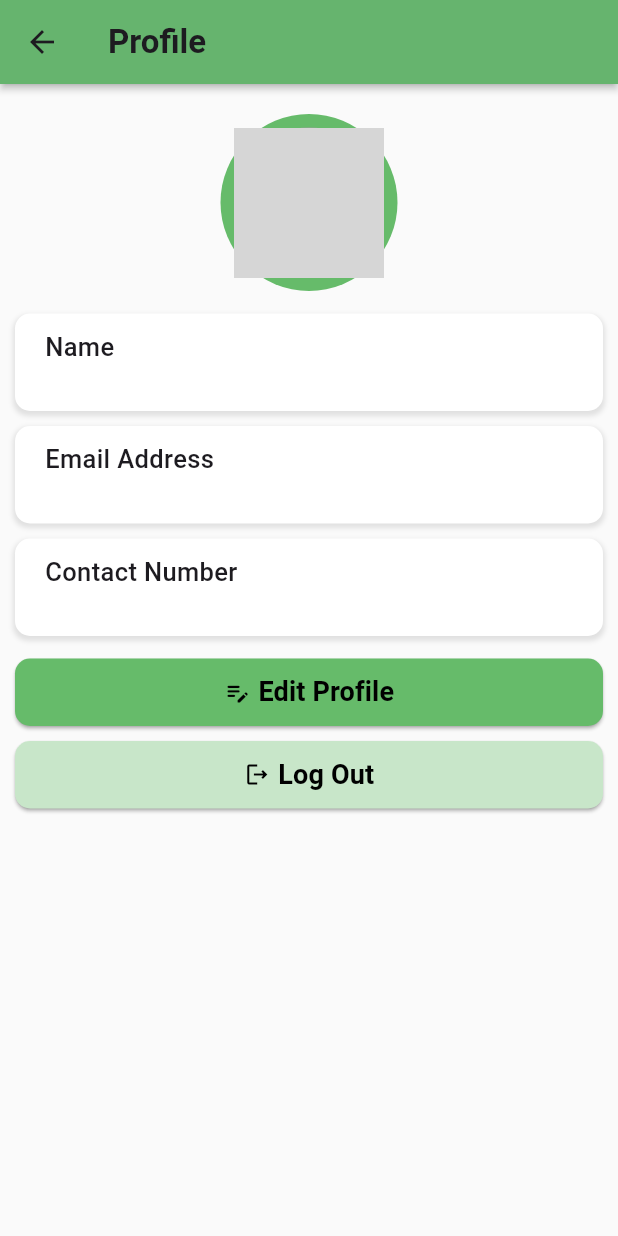
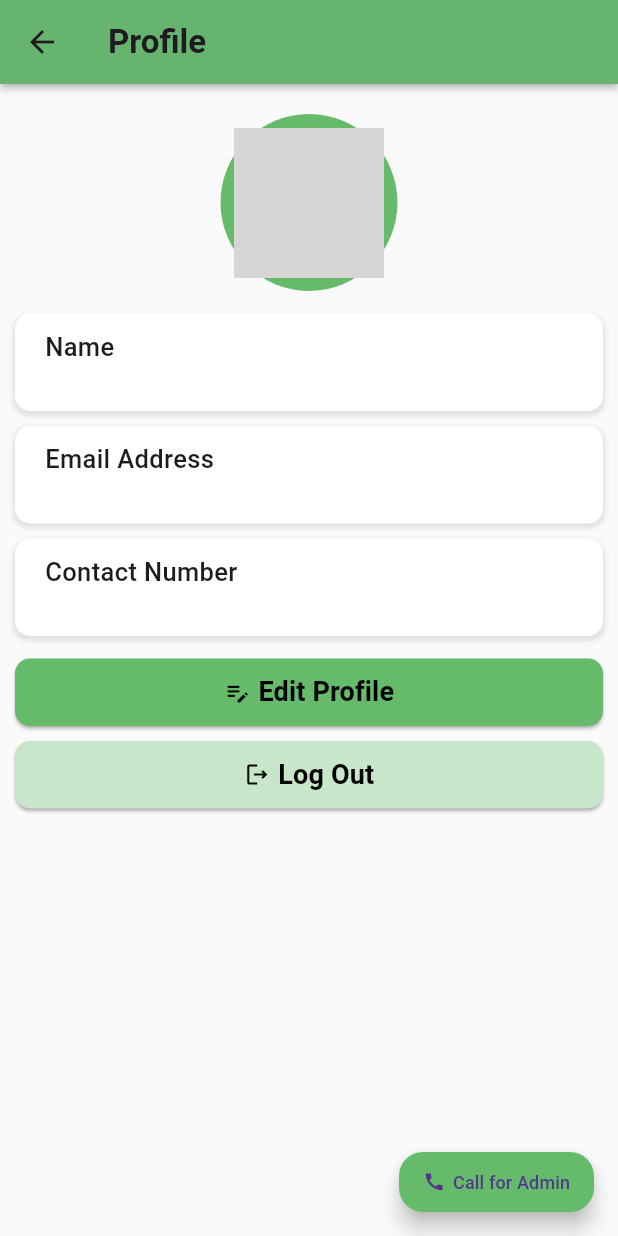
Before and after one commit to DATDSG/MAD_Project, a Flutter app: the screen it shows once a user with an empty profile is signed in, in the side drawer, after a tap on "Profile", on a phone screen of 412 x 824 dp. Run offline on Flutter 3.47's test engine with Material 3 defaults, Android fonts, the phone set to English and light mode, and no system bars; drawn by our look-alikes of avatar_glow; our stand-ins replace cloud_firestore, firebase_auth, firebase_core, firebase_storage, flutter_rating_bar, google_maps_flutter and 2 more; missing offline and left inert: flutter_facebook_auth; accounts and stored records are empty; network calls fail; grey boxes are pictures that could not be loaded.

Commit message:
Update profile_page.dart

```diff
--- a/lib/pages/user/profile_page.dart
+++ b/lib/pages/user/profile_page.dart
@@ -4,6 +4,7 @@ import 'package:firebase_auth/firebase_auth.dart';
 import 'package:flutter/material.dart';
 import 'package:hostel_hive/pages/sign_in_page.dart';
 import 'package:hostel_hive/pages/user/edit_profile_page.dart';
+import 'package:url_launcher/url_launcher.dart';
 
 class ProfilePage extends StatefulWidget {
   const ProfilePage({super.key});
@@ -58,9 +59,51 @@ class _ProfilePageState extends State<ProfilePage> {
     );
   }
 
+  // call function
+  void _initiateCall(String phoneNumber) async {
+    final Uri url = Uri(
+      scheme: 'tel',
+      path: phoneNumber,
+    );
+    if (await canLaunchUrl(url)) {
+      await launchUrl(url);
+    } else {
+      throw 'Could not launch $url';
+    }
+  }
+
   @override
   Widget build(BuildContext context) {
     return Scaffold(
+      floatingActionButton: SizedBox(
+        width: 130,
+        height: 40,
+        child: FloatingActionButton(
+          backgroundColor: Colors.green[400],
+          onPressed: () {
+            const phoneNumber = '0761516278';
+          _initiateCall(phoneNumber);
+          },
+          child: const Row(
+            mainAxisAlignment: MainAxisAlignment.center,
+            children: [
+              Icon(
+                Icons.call,
+                size: 15,
+              ),
+              SizedBox(
+                width: 5,
+              ),
+              Text(
+                'Call for Admin',
+                style: TextStyle(
+                  fontSize: 12,
+                ),
+              ),
+            ],
+          ),
+        ),
+      ),
       backgroundColor: Colors.grey[50],
       appBar: AppBar(
         backgroundColor: Colors.green[400],
```
